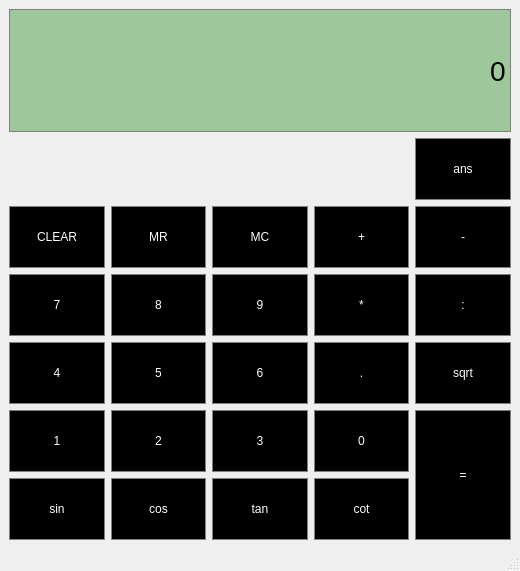
Old version of the form Calculator/calculator.ui in the repository mastree/Tubes1OOP.
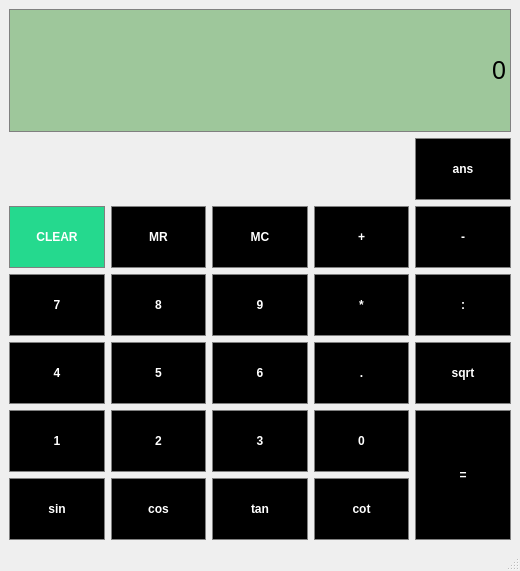
New version of the form.

The edit to the form file:
```diff
--- a/Calculator/calculator.ui
+++ b/Calculator/calculator.ui
@@ -36,6 +36,10 @@
 	height: 120px;
 }
 
+#Button_CLEAR{
+	background-color: rgb(37, 217, 142);
+}
+
 QPushButton:hover{
 	background-color: rgb(100, 100, 100);
 	border: 1px white;
@@ -46,6 +50,11 @@
 	background-color: rgb(255, 0, 0);
 	border: 1px solid dark gray;
 	color: rgb(0, 0, 0);
+	height: 55px;
+}
+
+#Button_Equal:pressed{
+	height: 120px;
 }</string>
   </property>
   <widget class="QWidget" name="centralwidget">
@@ -58,6 +67,12 @@
         <verstretch>0</verstretch>
        </sizepolicy>
       </property>
+      <property name="font">
+       <font>
+        <weight>75</weight>
+        <bold>true</bold>
+       </font>
+      </property>
       <property name="autoFillBackground">
        <bool>false</bool>
       </property>
@@ -77,6 +92,12 @@
         <verstretch>0</verstretch>
        </sizepolicy>
       </property>
+      <property name="font">
+       <font>
+        <weight>75</weight>
+        <bold>true</bold>
+       </font>
+      </property>
       <property name="autoFillBackground">
        <bool>false</bool>
       </property>
@@ -96,6 +117,12 @@
         <verstretch>0</verstretch>
        </sizepolicy>
       </property>
+      <property name="font">
+       <font>
+        <weight>75</weight>
+        <bold>true</bold>
+       </font>
+      </property>
       <property name="autoFillBackground">
        <bool>false</bool>
       </property>
@@ -109,6 +136,12 @@
     </item>
     <item row="6" column="2">
      <widget class="QPushButton" name="Button_Tan">
+      <property name="font">
+       <font>
+        <weight>75</weight>
+        <bold>true</bold>
+       </font>
+      </property>
       <property name="text">
        <string>tan</string>
       </property>
@@ -122,6 +155,12 @@
         <verstretch>0</verstretch>
        </sizepolicy>
       </property>
+      <property name="font">
+       <font>
+        <weight>75</weight>
+        <bold>true</bold>
+       </font>
+      </property>
       <property name="autoFillBackground">
        <bool>false</bool>
       </property>
@@ -141,6 +180,12 @@
         <verstretch>0</verstretch>
        </sizepolicy>
       </property>
+      <property name="font">
+       <font>
+        <weight>75</weight>
+        <bold>true</bold>
+       </font>
+      </property>
       <property name="autoFillBackground">
        <bool>false</bool>
       </property>
@@ -160,6 +205,12 @@
         <verstretch>0</verstretch>
        </sizepolicy>
       </property>
+      <property name="font">
+       <font>
+        <weight>75</weight>
+        <bold>true</bold>
+       </font>
+      </property>
       <property name="autoFillBackground">
        <bool>false</bool>
       </property>
@@ -179,6 +230,12 @@
         <verstretch>0</verstretch>
        </sizepolicy>
       </property>
+      <property name="font">
+       <font>
+        <weight>75</weight>
+        <bold>true</bold>
+       </font>
+      </property>
       <property name="autoFillBackground">
        <bool>false</bool>
       </property>
@@ -198,6 +255,12 @@
         <verstretch>0</verstretch>
        </sizepolicy>
       </property>
+      <property name="font">
+       <font>
+        <weight>75</weight>
+        <bold>true</bold>
+       </font>
+      </property>
       <property name="autoFillBackground">
        <bool>false</bool>
       </property>
@@ -211,6 +274,12 @@
     </item>
     <item row="6" column="3">
      <widget class="QPushButton" name="Button_Cot">
+      <property name="font">
+       <font>
+        <weight>75</weight>
+        <bold>true</bold>
+       </font>
+      </property>
       <property name="text">
        <string>cot</string>
       </property>
@@ -224,6 +293,12 @@
         <verstretch>0</verstretch>
        </sizepolicy>
       </property>
+      <property name="font">
+       <font>
+        <weight>75</weight>
+        <bold>true</bold>
+       </font>
+      </property>
       <property name="autoFillBackground">
        <bool>false</bool>
       </property>
@@ -243,6 +318,12 @@
         <verstretch>0</verstretch>
        </sizepolicy>
       </property>
+      <property name="font">
+       <font>
+        <weight>75</weight>
+        <bold>true</bold>
+       </font>
+      </property>
       <property name="autoFillBackground">
        <bool>false</bool>
       </property>
@@ -256,6 +337,12 @@
     </item>
     <item row="6" column="1">
      <widget class="QPushButton" name="Button_Cos">
+      <property name="font">
+       <font>
+        <weight>75</weight>
+        <bold>true</bold>
+       </font>
+      </property>
       <property name="text">
        <string>cos</string>
       </property>
@@ -269,6 +356,12 @@
         <verstretch>0</verstretch>
        </sizepolicy>
       </property>
+      <property name="font">
+       <font>
+        <weight>75</weight>
+        <bold>true</bold>
+       </font>
+      </property>
       <property name="autoFillBackground">
        <bool>false</bool>
       </property>
@@ -288,6 +381,12 @@
         <verstretch>0</verstretch>
        </sizepolicy>
       </property>
+      <property name="font">
+       <font>
+        <weight>75</weight>
+        <bold>true</bold>
+       </font>
+      </property>
       <property name="acceptDrops">
        <bool>false</bool>
       </property>
@@ -316,6 +415,12 @@
         <verstretch>0</verstretch>
        </sizepolicy>
       </property>
+      <property name="font">
+       <font>
+        <weight>75</weight>
+        <bold>true</bold>
+       </font>
+      </property>
       <property name="autoFillBackground">
        <bool>false</bool>
       </property>
@@ -335,6 +440,12 @@
         <verstretch>0</verstretch>
        </sizepolicy>
       </property>
+      <property name="font">
+       <font>
+        <weight>75</weight>
+        <bold>true</bold>
+       </font>
+      </property>
       <property name="autoFillBackground">
        <bool>false</bool>
       </property>
@@ -354,6 +465,12 @@
         <verstretch>0</verstretch>
        </sizepolicy>
       </property>
+      <property name="font">
+       <font>
+        <weight>75</weight>
+        <bold>true</bold>
+       </font>
+      </property>
       <property name="autoFillBackground">
        <bool>false</bool>
       </property>
@@ -373,6 +490,12 @@
         <verstretch>0</verstretch>
        </sizepolicy>
       </property>
+      <property name="font">
+       <font>
+        <weight>75</weight>
+        <bold>true</bold>
+       </font>
+      </property>
       <property name="autoFillBackground">
        <bool>false</bool>
       </property>
@@ -392,6 +515,12 @@
         <verstretch>0</verstretch>
        </sizepolicy>
       </property>
+      <property name="font">
+       <font>
+        <weight>75</weight>
+        <bold>true</bold>
+       </font>
+      </property>
       <property name="autoFillBackground">
        <bool>false</bool>
       </property>
@@ -405,6 +534,12 @@
     </item>
     <item row="4" column="4">
      <widget class="QPushButton" name="Button_Sqrt">
+      <property name="font">
+       <font>
+        <weight>75</weight>
+        <bold>true</bold>
+       </font>
+      </property>
       <property name="text">
        <string>sqrt</string>
       </property>
@@ -412,6 +547,12 @@
     </item>
     <item row="6" column="0">
      <widget class="QPushButton" name="Button_Sin">
+      <property name="font">
+       <font>
+        <weight>75</weight>
+        <bold>true</bold>
+       </font>
+      </property>
       <property name="text">
        <string>sin</string>
       </property>
@@ -425,6 +566,12 @@
         <verstretch>0</verstretch>
        </sizepolicy>
       </property>
+      <property name="font">
+       <font>
+        <weight>75</weight>
+        <bold>true</bold>
+       </font>
+      </property>
       <property name="autoFillBackground">
        <bool>false</bool>
       </property>
@@ -446,7 +593,7 @@
       </property>
       <property name="font">
        <font>
-        <pointsize>21</pointsize>
+        <pointsize>19</pointsize>
        </font>
       </property>
       <property name="styleSheet">
@@ -468,6 +615,12 @@
         <verstretch>0</verstretch>
        </sizepolicy>
       </property>
+      <property name="font">
+       <font>
+        <weight>75</weight>
+        <bold>true</bold>
+       </font>
+      </property>
       <property name="autoFillBackground">
        <bool>false</bool>
       </property>
@@ -481,6 +634,12 @@
     </item>
     <item row="1" column="4">
      <widget class="QPushButton" name="Button_Ans">
+      <property name="font">
+       <font>
+        <weight>75</weight>
+        <bold>true</bold>
+       </font>
+      </property>
       <property name="text">
        <string>ans</string>
       </property>
```
Left out of the diff: 2 changed lines with no effect on the pictures.
